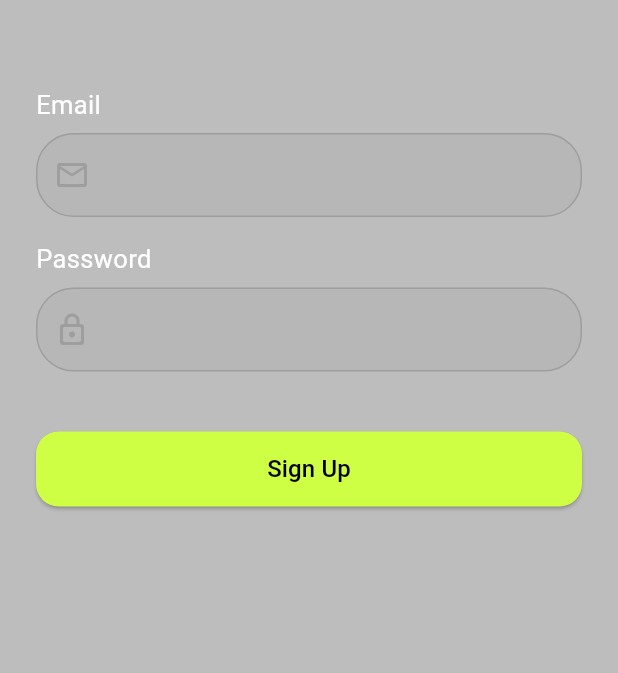
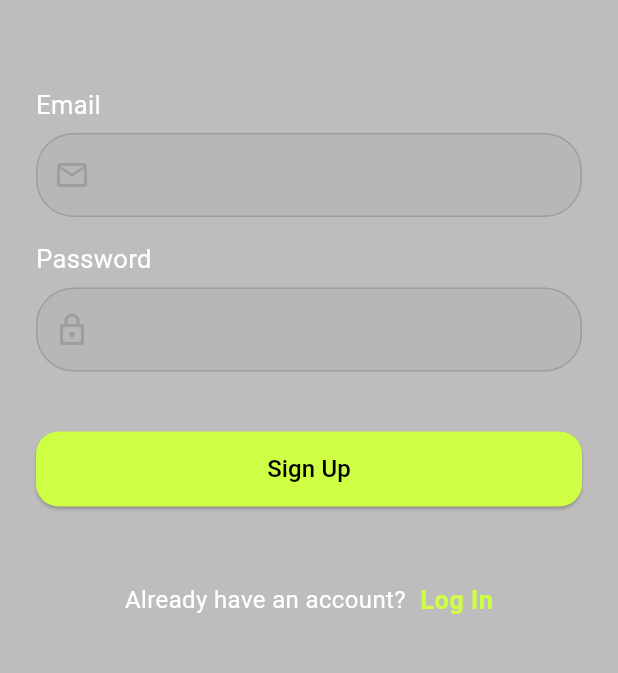
Before and after one commit to BigSteveAbdulmex/Stride, a Flutter app: the SignupPage screen opened directly, on a phone screen of 412 x 824 dp, the part 314-987 px from its top. Run offline on Flutter 3.47's test engine with Material 3 defaults, Android fonts, the phone set to English and light mode, and no system bars; our stand-ins replace google_fonts.

Commit message:
Still working on the sign up page

```diff
--- a/lib/features/authentication/presentation/pages/signup_page.dart
+++ b/lib/features/authentication/presentation/pages/signup_page.dart
@@ -64,6 +64,28 @@ class SignupPage extends StatelessWidget {
                   onPressed: () {},
                 ),
                 const SizedBox(height: 50),
+                // Already have an account
+                Row(
+                  mainAxisAlignment: MainAxisAlignment.center,
+                  children: [
+                    Text(
+                      "Already have an account?",
+                      style: TextStyle(
+                        color: Colors.white,
+                        fontSize: 16,
+                      ),
+                    ),
+                    const SizedBox(width: 5),
+                    Text(
+                      " Log In",
+                      style: TextStyle(
+                        color: Color(0xFFCFFF45),
+                        fontSize: 17,
+                        fontWeight: FontWeight.bold,
+                      ),
+                    ),
+                  ],
+                ),
               ],
             ),
           ),
```
